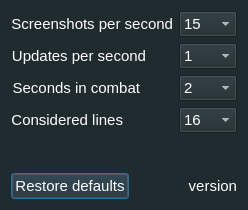
Above: configurator.ui from Tyrox92/Gw2SPECS before the change. Below: the same form after it.
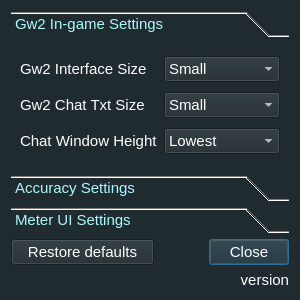
That is the form after the change. The open tabs and pages were chosen to show the change.

The edit to the form file:
```diff
--- a/configurator.ui
+++ b/configurator.ui
@@ -6,29 +6,227 @@
    <rect>
     <x>0</x>
     <y>0</y>
-    <width>248</width>
-    <height>210</height>
+    <width>300</width>
+    <height>300</height>
    </rect>
   </property>
   <property name="maximumSize">
    <size>
-    <width>248</width>
-    <height>210</height>
+    <width>300</width>
+    <height>300</height>
    </size>
   </property>
+  <property name="font">
+   <font>
+    <pointsize>8</pointsize>
+   </font>
+  </property>
   <property name="windowTitle">
    <string>Configuration</string>
   </property>
   <property name="styleSheet">
    <string notr="true">background-color: rgb(32, 43, 47);</string>
   </property>
-  <layout class="QFormLayout" name="formLayout">
+  <layout class="QGridLayout" name="gridLayout_2">
+   <item row="0" column="0" colspan="5">
+    <widget class="QToolBox" name="settingsToolbox">
+     <property name="font">
+      <font>
+       <family>MS Shell Dlg 2</family>
+       <pointsize>11</pointsize>
+       <weight>9</weight>
+       <italic>false</italic>
+       <bold>false</bold>
+      </font>
+     </property>
+     <property name="styleSheet">
+      <string notr="true">font: 75 11pt &quot;MS Shell Dlg 2&quot;;
+color: rgb(169, 248, 255);</string>
+     </property>
+     <property name="currentIndex">
+      <number>2</number>
+     </property>
+     <widget class="QWidget" name="gameSettings">
+      <property name="geometry">
+       <rect>
+        <x>0</x>
+        <y>0</y>
+        <width>282</width>
+        <height>130</height>
+       </rect>
+      </property>
+      <attribute name="label">
+       <string>Gw2 In-game Settings</string>
+      </attribute>
+      <layout class="QGridLayout" name="gridLayout_3">
+       <item row="0" column="0">
+        <widget class="QLabel" name="labelGwInterfaceSize">
+         <property name="font">
+          <font>
+           <family>MS Shell Dlg 2</family>
+           <pointsize>11</pointsize>
+           <weight>9</weight>
+           <italic>false</italic>
+           <bold>false</bold>
+          </font>
+         </property>
+         <property name="styleSheet">
+          <string notr="true">color: rgb(255, 255, 255);</string>
+         </property>
+         <property name="text">
+          <string>Gw2 Interface Size</string>
+         </property>
+        </widget>
+       </item>
+       <item row="0" column="1">
+        <widget class="QComboBox" name="comboBoxGwInterfaceSize">
+         <property name="font">
+          <font>
+           <family>MS Shell Dlg 2</family>
+           <pointsize>11</pointsize>
+           <weight>9</weight>
+           <italic>false</italic>
+           <bold>false</bold>
+          </font>
+         </property>
+         <property name="styleSheet">
+          <string notr="true">color: rgb(255, 255, 255);</string>
+         </property>
+         <item>
+          <property name="text">
+           <string>Small</string>
+          </property>
+         </item>
+         <item>
+          <property name="text">
+           <string>Normal</string>
+          </property>
+         </item>
+         <item>
+          <property name="text">
+           <string>Large</string>
+          </property>
+         </item>
+        </widget>
+       </item>
    <item row="1" column="0">
+        <widget class="QLabel" name="labelGwChatTxtSize">
+         <property name="font">
+          <font>
+           <family>MS Shell Dlg 2</family>
+           <pointsize>11</pointsize>
+           <weight>9</weight>
+           <italic>false</italic>
+           <bold>false</bold>
+          </font>
+         </property>
+         <property name="styleSheet">
+          <string notr="true">color: rgb(255, 255, 255);</string>
+         </property>
+         <property name="text">
+          <string>Gw2 Chat Txt Size</string>
+         </property>
+        </widget>
+       </item>
+       <item row="1" column="1">
+        <widget class="QComboBox" name="comboBoxGwChatTxtSize">
+         <property name="font">
+          <font>
+           <family>MS Shell Dlg 2</family>
+           <pointsize>11</pointsize>
+           <weight>9</weight>
+           <italic>false</italic>
+           <bold>false</bold>
+          </font>
+         </property>
+         <property name="styleSheet">
+          <string notr="true">color: rgb(255, 255, 255);</string>
+         </property>
+         <item>
+          <property name="text">
+           <string>Small</string>
+          </property>
+         </item>
+         <item>
+          <property name="text">
+           <string>Normal</string>
+          </property>
+         </item>
+         <item>
+          <property name="text">
+           <string>Large</string>
+          </property>
+         </item>
+        </widget>
+       </item>
+       <item row="2" column="0">
+        <widget class="QLabel" name="labelGwChatWindowHeight">
+         <property name="font">
+          <font>
+           <family>MS Shell Dlg 2</family>
+           <pointsize>11</pointsize>
+           <weight>9</weight>
+           <italic>false</italic>
+           <bold>false</bold>
+          </font>
+         </property>
+         <property name="styleSheet">
+          <string notr="true">color: rgb(255, 255, 255);</string>
+         </property>
+         <property name="text">
+          <string>Chat Window Height</string>
+         </property>
+        </widget>
+       </item>
+       <item row="2" column="1">
+        <widget class="QComboBox" name="comboBoxGwChatWindowHeight">
+         <property name="font">
+          <font>
+           <family>MS Shell Dlg 2</family>
+           <pointsize>11</pointsize>
+           <weight>9</weight>
+           <italic>false</italic>
+           <bold>false</bold>
+          </font>
+         </property>
+         <property name="styleSheet">
+          <string notr="true">color: rgb(255, 255, 255);</string>
+         </property>
+         <item>
+          <property name="text">
+           <string extracomment="Always use MAX Width!">Lowest</string>
+          </property>
+         </item>
+         <item>
+          <property name="text">
+           <string extracomment="Always use MAX Width!">Highest</string>
+          </property>
+         </item>
+        </widget>
+       </item>
+      </layout>
+     </widget>
+     <widget class="QWidget" name="accuracySettings">
+      <property name="geometry">
+       <rect>
+        <x>0</x>
+        <y>0</y>
+        <width>265</width>
+        <height>132</height>
+       </rect>
+      </property>
+      <attribute name="label">
+       <string>Accuracy Settings</string>
+      </attribute>
+      <layout class="QGridLayout" name="gridLayout">
+       <item row="0" column="0">
     <widget class="QLabel" name="labelScreenshots">
      <property name="font">
       <font>
+           <family>MS Shell Dlg 2</family>
        <pointsize>11</pointsize>
-       <weight>50</weight>
+           <weight>9</weight>
+           <italic>false</italic>
        <bold>false</bold>
       </font>
      </property>
@@ -39,15 +237,19 @@
       <string>Screenshots per second</string>
      </property>
      <property name="alignment">
-      <set>Qt::AlignRight|Qt::AlignTrailing|Qt::AlignVCenter</set>
+          <set>Qt::AlignLeading|Qt::AlignLeft|Qt::AlignVCenter</set>
      </property>
     </widget>
    </item>
-   <item row="1" column="1">
+       <item row="0" column="1">
     <widget class="QComboBox" name="comboBoxScreenshots">
      <property name="font">
       <font>
+           <family>MS Shell Dlg 2</family>
        <pointsize>11</pointsize>
+           <weight>9</weight>
+           <italic>false</italic>
+           <bold>false</bold>
       </font>
      </property>
      <property name="styleSheet">
@@ -76,31 +278,15 @@
      </item>
     </widget>
    </item>
-   <item row="2" column="0">
-    <widget class="QLabel" name="labelUpdates">
-     <property name="font">
-      <font>
-       <pointsize>11</pointsize>
-       <weight>50</weight>
-       <bold>false</bold>
-      </font>
-     </property>
-     <property name="styleSheet">
-      <string notr="true">color: rgb(255, 255, 255);</string>
-     </property>
-     <property name="text">
-      <string>Updates per second</string>
-     </property>
-     <property name="alignment">
-      <set>Qt::AlignRight|Qt::AlignTrailing|Qt::AlignVCenter</set>
-     </property>
-    </widget>
-   </item>
-   <item row="2" column="1">
+       <item row="1" column="1">
     <widget class="QComboBox" name="comboBoxUpdates">
      <property name="font">
       <font>
+           <family>MS Shell Dlg 2</family>
        <pointsize>11</pointsize>
+           <weight>9</weight>
+           <italic>false</italic>
+           <bold>false</bold>
       </font>
      </property>
      <property name="styleSheet">
@@ -116,12 +302,38 @@
      </item>
     </widget>
    </item>
-   <item row="3" column="0">
+       <item row="2" column="1">
+        <widget class="QComboBox" name="comboBoxSecondsInCombat">
+         <property name="font">
+          <font>
+           <family>MS Shell Dlg 2</family>
+           <pointsize>11</pointsize>
+           <weight>9</weight>
+           <italic>false</italic>
+           <bold>false</bold>
+          </font>
+         </property>
+         <property name="styleSheet">
+          <string notr="true">color: rgb(255, 255, 255);</string>
+         </property>
+         <property name="currentIndex">
+          <number>0</number>
+         </property>
+         <item>
+          <property name="text">
+           <string>2</string>
+          </property>
+         </item>
+        </widget>
+       </item>
+       <item row="2" column="0">
     <widget class="QLabel" name="labelSecondsInCombat">
      <property name="font">
       <font>
+           <family>MS Shell Dlg 2</family>
        <pointsize>11</pointsize>
-       <weight>50</weight>
+           <weight>9</weight>
+           <italic>false</italic>
        <bold>false</bold>
       </font>
      </property>
@@ -132,55 +344,19 @@
       <string>Seconds in combat</string>
      </property>
      <property name="alignment">
-      <set>Qt::AlignRight|Qt::AlignTrailing|Qt::AlignVCenter</set>
+          <set>Qt::AlignLeading|Qt::AlignLeft|Qt::AlignVCenter</set>
      </property>
     </widget>
    </item>
    <item row="3" column="1">
-    <widget class="QComboBox" name="comboBoxSecondsInCombat">
-     <property name="font">
-      <font>
-       <pointsize>11</pointsize>
-      </font>
-     </property>
-     <property name="styleSheet">
-      <string notr="true">color: rgb(255, 255, 255);</string>
-     </property>
-     <property name="currentIndex">
-      <number>0</number>
-     </property>
-     <item>
-      <property name="text">
-       <string>2</string>
-      </property>
-     </item>
-    </widget>
-   </item>
-   <item row="4" column="0">
-    <widget class="QLabel" name="labelConsideredLines">
-     <property name="font">
-      <font>
-       <pointsize>11</pointsize>
-       <weight>50</weight>
-       <bold>false</bold>
-      </font>
-     </property>
-     <property name="styleSheet">
-      <string notr="true">color: rgb(255, 255, 255);</string>
-     </property>
-     <property name="text">
-      <string>Considered lines</string>
-     </property>
-     <property name="alignment">
-      <set>Qt::AlignRight|Qt::AlignTrailing|Qt::AlignVCenter</set>
-     </property>
-    </widget>
-   </item>
-   <item row="4" column="1">
     <widget class="QComboBox" name="comboBoxConsideredLines">
      <property name="font">
       <font>
+           <family>MS Shell Dlg 2</family>
        <pointsize>11</pointsize>
+           <weight>9</weight>
+           <italic>false</italic>
+           <bold>false</bold>
       </font>
      </property>
      <property name="styleSheet">
@@ -206,24 +382,133 @@
      </item>
     </widget>
    </item>
-   <item row="6" column="0">
-    <spacer name="verticalSpacer">
+       <item row="3" column="0">
+        <widget class="QLabel" name="labelConsideredLines">
+         <property name="font">
+          <font>
+           <family>MS Shell Dlg 2</family>
+           <pointsize>11</pointsize>
+           <weight>9</weight>
+           <italic>false</italic>
+           <bold>false</bold>
+          </font>
+         </property>
+         <property name="styleSheet">
+          <string notr="true">color: rgb(255, 255, 255);</string>
+         </property>
+         <property name="text">
+          <string>Considered lines</string>
+         </property>
+         <property name="alignment">
+          <set>Qt::AlignLeading|Qt::AlignLeft|Qt::AlignVCenter</set>
+         </property>
+        </widget>
+       </item>
+       <item row="1" column="0">
+        <widget class="QLabel" name="labelUpdates">
+         <property name="font">
+          <font>
+           <family>MS Shell Dlg 2</family>
+           <pointsize>11</pointsize>
+           <weight>9</weight>
+           <italic>false</italic>
+           <bold>false</bold>
+          </font>
+         </property>
+         <property name="styleSheet">
+          <string notr="true">color: rgb(255, 255, 255);</string>
+         </property>
+         <property name="text">
+          <string>Updates per second</string>
+         </property>
+         <property name="alignment">
+          <set>Qt::AlignLeading|Qt::AlignLeft|Qt::AlignVCenter</set>
+         </property>
+        </widget>
+       </item>
+      </layout>
+     </widget>
+     <widget class="QWidget" name="meterSettings">
+      <attribute name="label">
+       <string>Meter UI Settings</string>
+      </attribute>
+      <layout class="QGridLayout" name="gridLayout_4">
+       <item row="0" column="0">
+        <widget class="QLabel" name="labelFontSize">
+         <property name="enabled">
+          <bool>true</bool>
+         </property>
+         <property name="font">
+          <font>
+           <family>MS Shell Dlg 2</family>
+           <pointsize>11</pointsize>
+           <weight>9</weight>
+           <italic>false</italic>
+           <bold>false</bold>
+          </font>
+         </property>
+         <property name="styleSheet">
+          <string notr="true">color: rgb(255, 255, 255);</string>
+         </property>
+         <property name="text">
+          <string>Font Size</string>
+         </property>
+         <property name="alignment">
+          <set>Qt::AlignLeading|Qt::AlignLeft|Qt::AlignVCenter</set>
+         </property>
+        </widget>
+       </item>
+       <item row="0" column="1">
+        <widget class="QSlider" name="sliderFontSize">
+         <property name="enabled">
+          <bool>false</bool>
+         </property>
      <property name="orientation">
-      <enum>Qt::Vertical</enum>
-     </property>
-     <property name="sizeType">
-      <enum>QSizePolicy::Expanding</enum>
-     </property>
-     <property name="sizeHint" stdset="0">
-      <size>
-       <width>20</width>
-       <height>40</height>
-      </size>
-     </property>
-    </spacer>
-   </item>
-   <item row="8" column="0">
-    <widget class="QPushButton" name="pushButtonReset">
+          <enum>Qt::Horizontal</enum>
+         </property>
+        </widget>
+       </item>
+       <item row="1" column="0">
+        <widget class="QLabel" name="labelOpacity">
+         <property name="enabled">
+          <bool>true</bool>
+         </property>
+         <property name="font">
+          <font>
+           <family>MS Shell Dlg 2</family>
+           <pointsize>11</pointsize>
+           <weight>9</weight>
+           <italic>false</italic>
+           <bold>false</bold>
+          </font>
+         </property>
+         <property name="styleSheet">
+          <string notr="true">color: rgb(255, 255, 255);</string>
+         </property>
+         <property name="text">
+          <string>Opacity</string>
+         </property>
+         <property name="alignment">
+          <set>Qt::AlignLeading|Qt::AlignLeft|Qt::AlignVCenter</set>
+         </property>
+        </widget>
+       </item>
+       <item row="1" column="1">
+        <widget class="QSlider" name="sliderOpacity">
+         <property name="enabled">
+          <bool>false</bool>
+         </property>
+         <property name="orientation">
+          <enum>Qt::Horizontal</enum>
+         </property>
+        </widget>
+       </item>
+      </layout>
+     </widget>
+    </widget>
+   </item>
+   <item row="2" column="4">
+    <widget class="QPushButton" name="pushButtonReset_2">
      <property name="sizePolicy">
       <sizepolicy hsizetype="Minimum" vsizetype="Fixed">
        <horstretch>0</horstretch>
@@ -239,12 +524,24 @@
       <string notr="true">color: rgb(255, 255, 255);</string>
      </property>
      <property name="text">
-      <string>Restore defaults</string>
+      <string>Close</string>
      </property>
     </widget>
    </item>
-   <item row="8" column="1">
+   <item row="3" column="0" colspan="5">
     <widget class="QLabel" name="labelVersion">
+     <property name="sizePolicy">
+      <sizepolicy hsizetype="Preferred" vsizetype="Preferred">
+       <horstretch>0</horstretch>
+       <verstretch>0</verstretch>
+      </sizepolicy>
+     </property>
+     <property name="minimumSize">
+      <size>
+       <width>0</width>
+       <height>0</height>
+      </size>
+     </property>
      <property name="font">
       <font>
        <pointsize>11</pointsize>
@@ -261,6 +558,30 @@
      <property name="alignment">
       <set>Qt::AlignRight|Qt::AlignTrailing|Qt::AlignVCenter</set>
      </property>
+     <property name="wordWrap">
+      <bool>true</bool>
+     </property>
+    </widget>
+   </item>
+   <item row="2" column="0" colspan="3">
+    <widget class="QPushButton" name="pushButtonReset">
+     <property name="sizePolicy">
+      <sizepolicy hsizetype="Minimum" vsizetype="Fixed">
+       <horstretch>0</horstretch>
+       <verstretch>0</verstretch>
+      </sizepolicy>
+     </property>
+     <property name="font">
+      <font>
+       <pointsize>11</pointsize>
+      </font>
+     </property>
+     <property name="styleSheet">
+      <string notr="true">color: rgb(255, 255, 255);</string>
+     </property>
+     <property name="text">
+      <string>Restore defaults</string>
+     </property>
     </widget>
    </item>
   </layout>
```
Left out of the diff: 19 changed lines with no effect on the pictures. Lines whose indentation alone changed are shown as unchanged.
